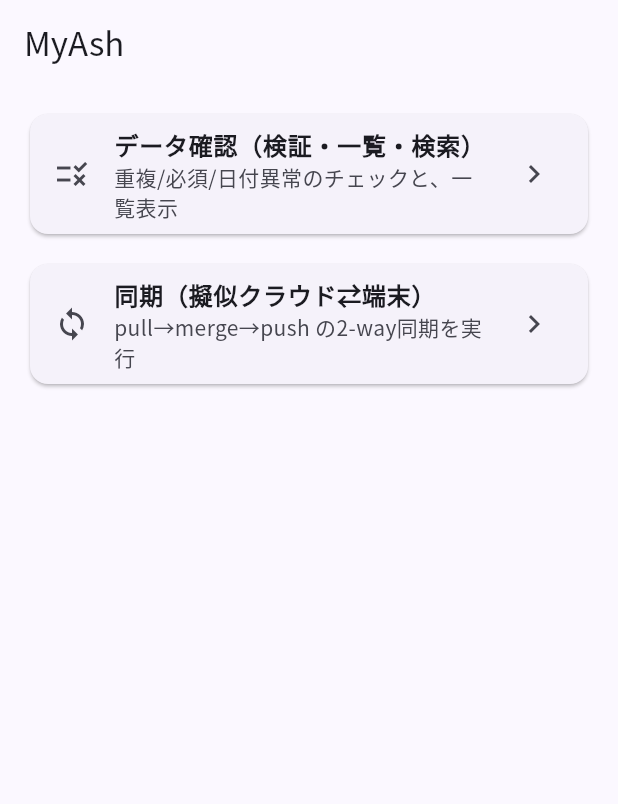
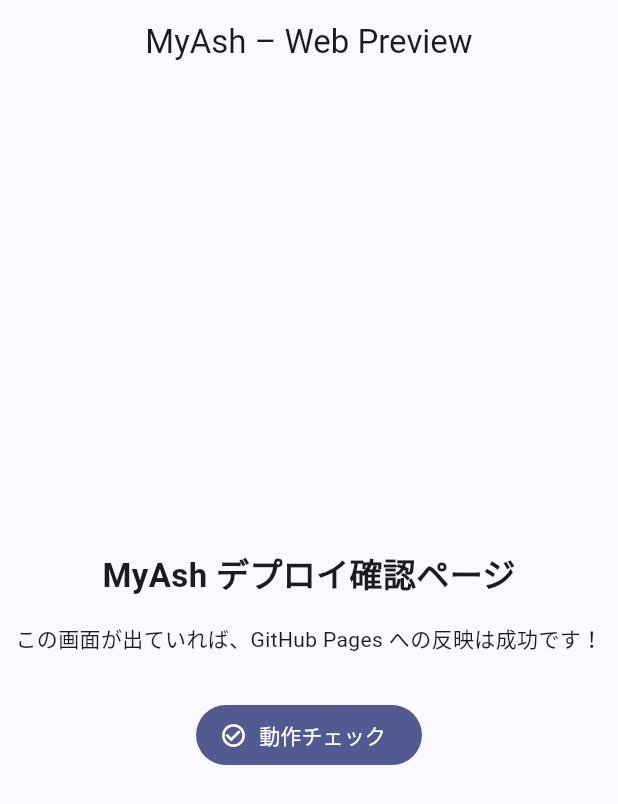
Before and after one commit to MyAsh2025/myash, a Flutter app: the screen it shows after launch, on a phone screen of 412 x 824 dp. Shown: the top 804 px of the screen. Run offline on Flutter 3.47's test engine with Material 3 defaults, Android fonts, the phone set to English and light mode, and no system bars; our stand-ins replace hive, hive_flutter; accounts and stored records are empty.

Commit message:
Force rebuild MyAsh web v24 (cache cleared)

```diff
--- a/lib/main.dart
+++ b/lib/main.dart
@@ -1,66 +1,25 @@
 import 'package:flutter/material.dart';
-import 'package:hive_flutter/hive_flutter.dart';
-import 'package:provider/provider.dart';
+import 'src/ui/pages/home_page.dart';
 
-import 'src/core/hive_init.dart';
-import 'src/ui/router.dart';
-import 'src/data/local/hive_record_store.dart';
-import 'src/data/sync/sync_service.dart';
-import 'src/data/remote/sync_api.dart';
-import 'src/data/models/record.dart';
 
-// ← デモ投入のON/OFF。確認が済んだら false にしてください。
-const bool kSeedDemo = false;
-
-void main() async {
+void main() {
   WidgetsFlutterBinding.ensureInitialized();
-  await HiveInit.init();
-
-  final localStore = HiveRecordStore();
-  await localStore.open();
-
-  // ★ 初回だけダミーデータを投入（recordsBox が空のとき）
-  if (kSeedDemo && await localStore.count() == 0) {
-    final now = DateTime.now();
-    final demo = <Record>[
-      Record(id: 'demo-001', title: 'はじめてのメモ', note: 'Hive保存の動作確認', updatedAt: now.subtract(const Duration(minutes: 3))),
-      Record(id: 'demo-002', title: '買い物リスト', note: '牛乳, 卵, パン', updatedAt: now.subtract(const Duration(minutes: 2))),
-      Record(id: 'demo-003', title: 'やること', note: 'プロトタイプ同期テスト', updatedAt: now.subtract(const Duration(minutes: 1))),
-      Record(id: 'demo-004', title: 'メモ（空ノート可）', note: '', updatedAt: now),
-      Record(id: 'demo-005', title: '日時テスト', note: 'updatedAtの並び確認', updatedAt: now.add(const Duration(seconds: 10))),
-    ];
-    await localStore.putAll(demo);
-  }
-
-  // 擬似クラウドAPI
-  final syncApi = MockSyncApi();
-  await syncApi.init();
-
-  final syncService = SyncService(localStore: localStore, api: syncApi);
-  runApp(MyApp(syncService: syncService));
+  runApp(const MyAshApp());
 }
 
-class MyApp extends StatelessWidget {
-  const MyApp({super.key, required this.syncService});
-  final SyncService syncService;
+class MyAshApp extends StatelessWidget {
+  const MyAshApp({super.key});
 
   @override
   Widget build(BuildContext context) {
-    return MultiProvider(
-      providers: [
-        Provider<SyncService>.value(value: syncService),
-        Provider<HiveRecordStore>.value(value: syncService.localStore),
-      ],
-      child: MaterialApp(
-        title: 'MyAsh',
-        theme: ThemeData(
-          fontFamily: 'NotoSansJP',
-          colorScheme: ColorScheme.fromSeed(seedColor: Colors.indigo),
-          useMaterial3: true,
-        ),
-        onGenerateRoute: AppRouter.onGenerateRoute,
-        initialRoute: AppRoutes.home,
+    return MaterialApp(
+      title: 'MyAsh',
+      debugShowCheckedModeBanner: false,
+      theme: ThemeData(
+        colorScheme: ColorScheme.fromSeed(seedColor: const Color(0xFF5C6BC0)),
+        useMaterial3: true,
       ),
+      home: const HomePage(),
     );
   }
 }
--- a/lib/src/ui/pages/home_page.dart
+++ b/lib/src/ui/pages/home_page.dart
@@ -1,5 +1,4 @@
 import 'package:flutter/material.dart';
-import '../router.dart';
 
 class HomePage extends StatelessWidget {
   const HomePage({super.key});
@@ -7,23 +6,38 @@ class HomePage extends StatelessWidget {
   @override
   Widget build(BuildContext context) {
     return Scaffold(
-      appBar: AppBar(title: const Text('MyAsh')),
-      body: Padding(
-        padding: const EdgeInsets.all(16),
-        child: ListView(
+      appBar: AppBar(
+        title: const Text('MyAsh – Web Preview'),
+        centerTitle: true,
+      ),
+      body: Center(
+        child: Column(
+          mainAxisSize: MainAxisSize.min,
           children: [
-            _Tile(
-              title: 'データ確認（検証・一覧・検索）',
-              subtitle: '重複/必須/日付異常のチェックと、一覧表示',
-              onTap: () => Navigator.pushNamed(context, AppRoutes.confirm),
-              icon: Icons.rule,
+            const Text(
+              'MyAsh デプロイ確認ページ',
+              style: TextStyle(
+                fontSize: 22,
+                fontWeight: FontWeight.bold,
+              ),
             ),
-            const SizedBox(height: 12),
-            _Tile(
-              title: '同期（擬似クラウド⇄端末）',
-              subtitle: 'pull→merge→push の2-way同期を実行',
-              onTap: () => Navigator.pushNamed(context, AppRoutes.sync),
-              icon: Icons.sync,
+            const SizedBox(height: 16),
+            const Text(
+              'この画面が出ていれば、GitHub Pages への反映は成功です！',
+              textAlign: TextAlign.center,
+            ),
+            const SizedBox(height: 30),
+            FilledButton.icon(
+              onPressed: () {
+                ScaffoldMessenger.of(context).showSnackBar(
+                  const SnackBar(
+                    content: Text('✨ 反映OK！'),
+                    duration: Duration(seconds: 2),
+                  ),
+                );
+              },
+              icon: const Icon(Icons.check_circle_outline),
+              label: const Text('動作チェック'),
             ),
           ],
         ),
@@ -31,30 +45,3 @@ class HomePage extends StatelessWidget {
     );
   }
 }
-
-class _Tile extends StatelessWidget {
-  const _Tile({
-    required this.title,
-    required this.subtitle,
-    required this.onTap,
-    required this.icon,
-  });
-
-  final String title;
-  final String subtitle;
-  final VoidCallback onTap;
-  final IconData icon;
-
-  @override
-  Widget build(BuildContext context) {
-    return Card(
-      child: ListTile(
-        leading: Icon(icon),
-        title: Text(title, style: const TextStyle(fontWeight: FontWeight.bold)),
-        subtitle: Text(subtitle),
-        trailing: const Icon(Icons.chevron_right),
-        onTap: onTap,
-      ),
-    );
-  }
-}
```
Also changed, not shown: 52 other files.
